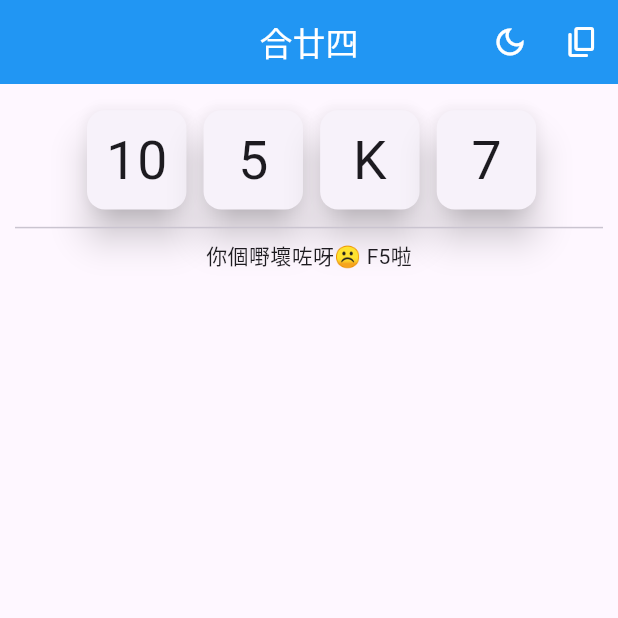
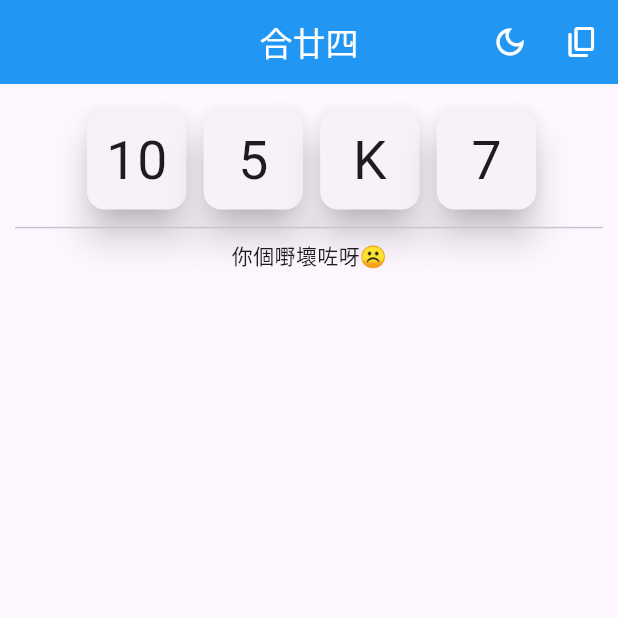
Before and after one commit to jkclee123/combine24, a Flutter app: the screen it shows after launch, on a phone screen of 412 x 824 dp, the top half of it. Run offline on Flutter 3.47's test engine with Material 3 defaults, Android fonts, the phone set to English and light mode, and no system bars; our stand-ins replace equatable, flutter_bloc, keyboard_actions, responsive_grid, tuple; missing offline and left inert: function_tree; statements that could not run were skipped.

Commit message:
update display label

```diff
--- a/lib/config/const.dart
+++ b/lib/config/const.dart
@@ -58,8 +58,8 @@ class OpConst {
 }
 
 class AppBarConst {
-  static const String lightModeTooltip = "眼盲模式";
-  static const String dartModeTooltip = "正常模式";
+  static const String lightModeTooltip = "淺色模式";
+  static const String dartModeTooltip = "深色模式";
   static const String randomDrawTooltip = "出題";
 }
 
@@ -71,11 +71,11 @@ class HandViewConst {
 }
 
 class ErrorConst {
-  static const String errorMsg = "你個嘢壞咗呀☹ F5啦";
+  static const String errorMsg = "你個嘢壞咗呀☹";
 }
 
 class SolutionStateViewConst {
-  static const String answerLabelText = "我諗到啦😎";
+  static const String answerLabelText = "輸入答案";
   static const double widthWeight = 1 / 4;
   static const double widthBias = 200;
   static const double borderRadius = 15;
```
